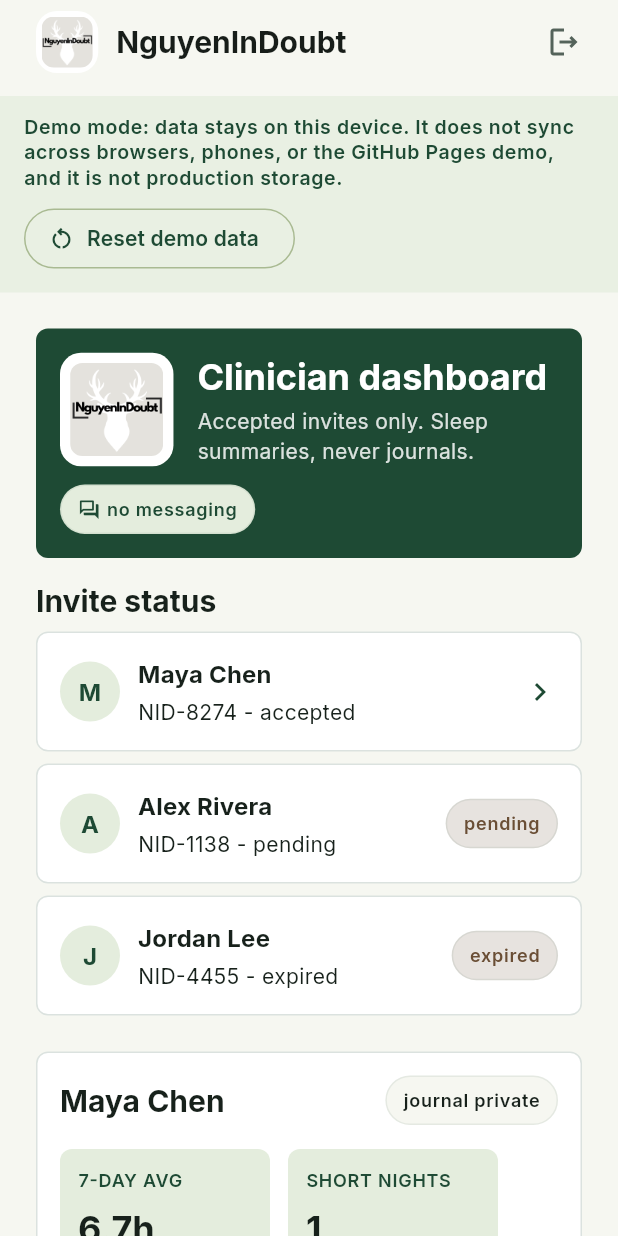
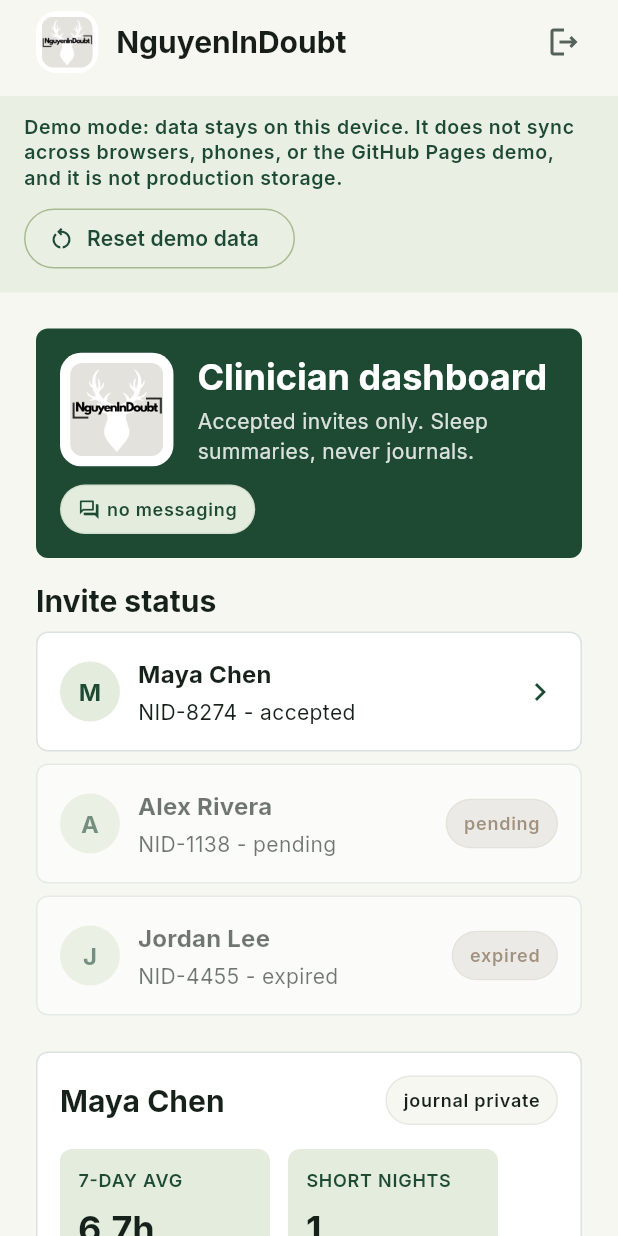
Before and after one commit to tnguyen2791/nguyenindoubt-app, a Flutter app: the screen it shows after launch, after a tap on "Patient sign up", after a tap on the "arrow back" icon, after a tap on "Clinician demo override", on a phone screen of 412 x 824 dp. Run offline on Flutter 3.47's test engine with Material 3 defaults, Android fonts, the phone set to English and light mode, and no system bars; our stand-ins replace cloud_firestore, firebase_auth, shared_preferences; missing offline and left inert: health; accounts and stored records are empty.

Commit message:
feat(09-02): split invite-row affordance by actionability (SAFE-02)
- Branch each _PatientList row on canOpenSleepSummary
- Accepted rows keep enabled InkWell + chevron at full opacity
- Inert rows (pending/revoked/expired) drop the InkWell/ripple and
  chevron, wrap in Opacity(0.6), and let the StatusPill carry the reason
- Extract shared _InviteRow card content; preserve '<code> - <status>'
  primary text and _linkStatusLabel/_linkStatusTone helpers

Co-Authored-By: Claude Opus 4.8 <noreply@anthropic.com>
Claude-Session: https://claude.ai/code/session_01WUKWngw84HcW6MD8jAVh3q

```diff
--- a/lib/screens/clinician_dashboard.dart
+++ b/lib/screens/clinician_dashboard.dart
@@ -79,20 +79,54 @@ class _PatientList extends StatelessWidget {
         for (final link in state.clinicianLinkStatuses)
           Padding(
             padding: const EdgeInsets.only(bottom: NidSpace.s),
-            child: InkWell(
+            // Affordance truth (SAFE-02): only rows that actually open a sleep
+            // summary present as tappable. Accepted rows keep the InkWell +
+            // chevron; inert rows (pending/revoked/expired) drop the ink ripple
+            // and tap target entirely, mute to reduced opacity, and let the
+            // status pill carry the "why".
+            child: link.canOpenSleepSummary
+                ? InkWell(
                     borderRadius: BorderRadius.circular(NidRadius.card),
-              onTap: link.canOpenSleepSummary
-                  ? () => state.selectPatient(link.patientUserId)
-                  : null,
-              child: SectionCard(
+                    onTap: () => state.selectPatient(link.patientUserId),
+                    child: _InviteRow(
+                      link: link,
+                      trailing: const Icon(
+                        Icons.chevron_right,
+                        color: NidColors.canopy,
+                      ),
+                    ),
+                  )
+                : Opacity(
+                    opacity: 0.6,
+                    child: _InviteRow(
+                      link: link,
+                      trailing: StatusPill(
+                        label: _linkStatusLabel(link.status),
+                        tone: _linkStatusTone(link.status),
+                      ),
+                    ),
+                  ),
+          ),
+      ],
+    );
+  }
+}
+
+class _InviteRow extends StatelessWidget {
+  const _InviteRow({required this.link, required this.trailing});
+
+  final ClinicianLinkStatusView link;
+  final Widget trailing;
+
+  @override
+  Widget build(BuildContext context) {
+    return SectionCard(
       child: Row(
         children: [
           CircleAvatar(
             backgroundColor: NidColors.mint,
             foregroundColor: NidColors.canopy,
-                      child: Text(
-                        (link.patientDisplayName ?? '?').characters.first,
-                      ),
+            child: Text((link.patientDisplayName ?? '?').characters.first),
           ),
           const SizedBox(width: NidSpace.m),
           Expanded(
@@ -104,25 +138,13 @@ class _PatientList extends StatelessWidget {
                   style: Theme.of(context).textTheme.titleMedium,
                 ),
                 const SizedBox(height: NidSpace.xs),
-                          Text(
-                            '${link.inviteCode} - ${_linkStatusLabel(link.status)}',
-                          ),
+                Text('${link.inviteCode} - ${_linkStatusLabel(link.status)}'),
               ],
             ),
           ),
-                    if (link.canOpenSleepSummary)
-                      const Icon(Icons.chevron_right, color: NidColors.canopy)
-                    else
-                      StatusPill(
-                        label: _linkStatusLabel(link.status),
-                        tone: _linkStatusTone(link.status),
-                      ),
+          trailing,
         ],
       ),
-              ),
-            ),
-          ),
-      ],
     );
   }
 }
```
Lines whose indentation alone changed are shown as unchanged.
